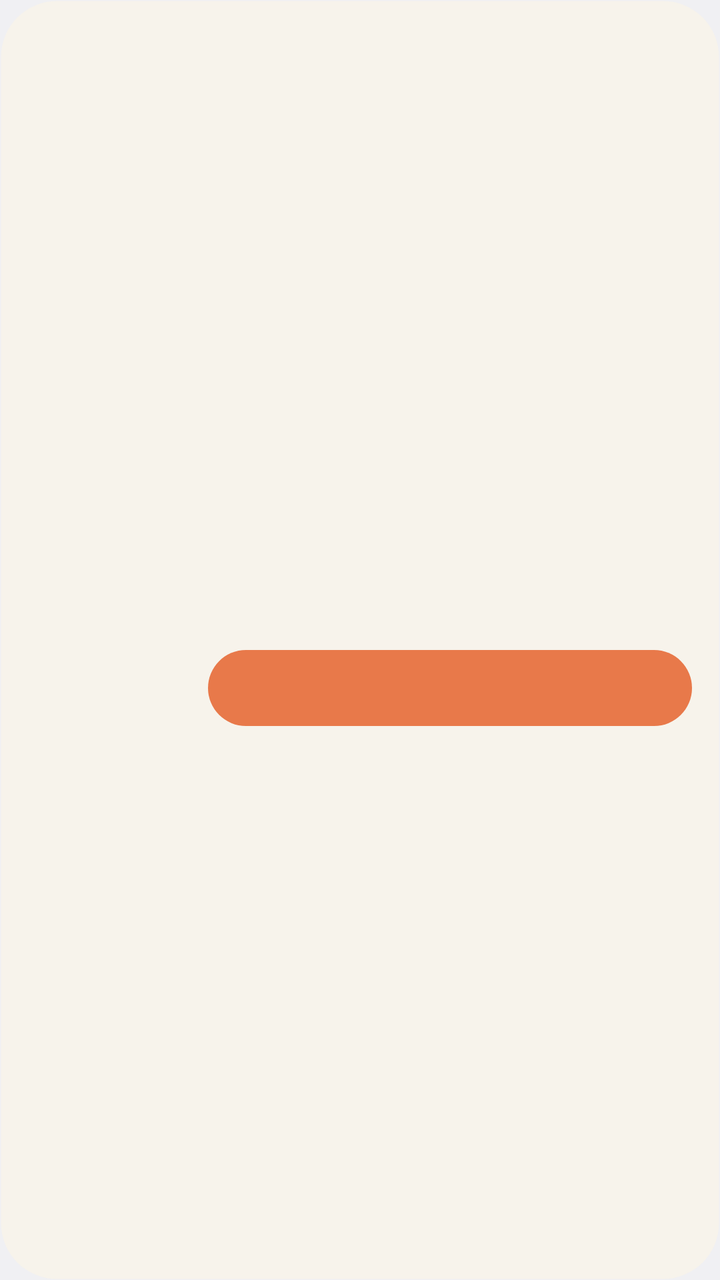
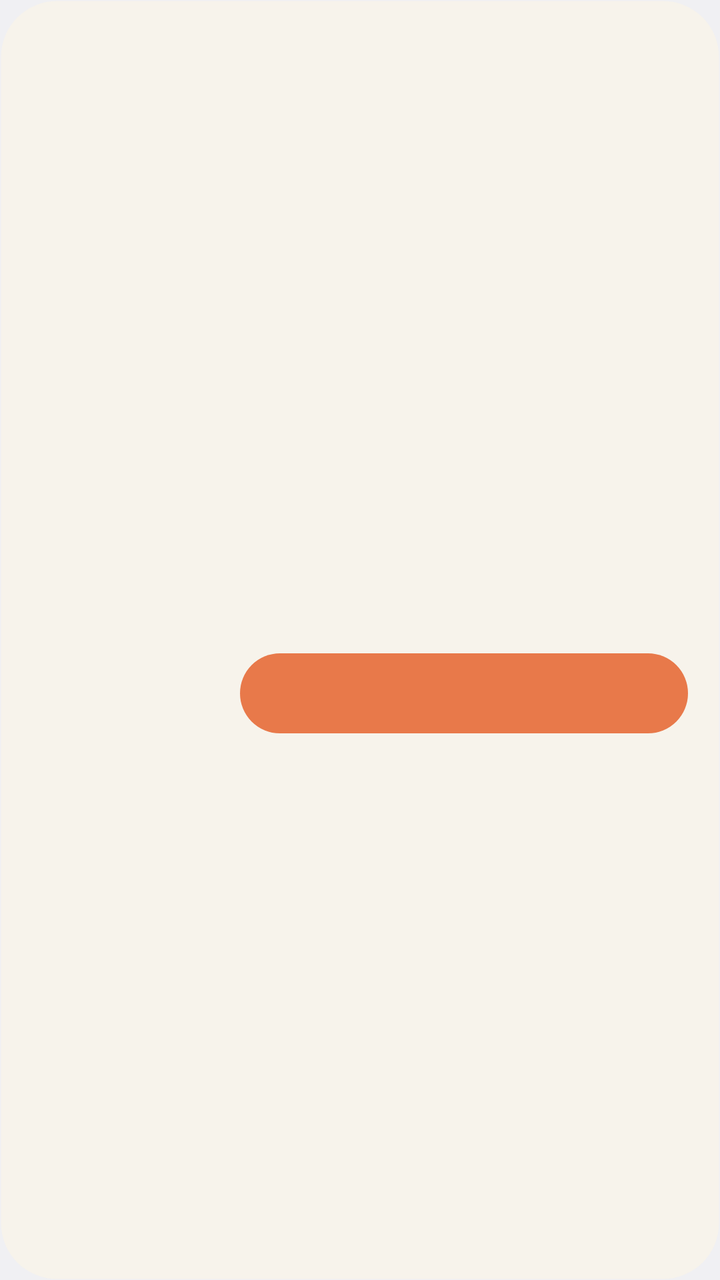

Compare the two renders of this Android layout. The source of the first and the diff that turns it into the second are given below.
<!-- AndroidManifest.xml: application theme Theme.Ideashell -->
<!-- res/layout/widget_focus.xml -->
<?xml version="1.0" encoding="utf-8"?>
<LinearLayout xmlns:android="http://schemas.android.com/apk/res/android"
    android:id="@+id/widget_root"
    android:layout_width="match_parent"
    android:layout_height="match_parent"
    android:background="@drawable/widget_bg"
    android:gravity="center_vertical"
    android:orientation="horizontal"
    android:padding="14dp">

    <FrameLayout
        android:id="@+id/f_ring_box"
        android:layout_width="76dp"
        android:layout_height="76dp"
        android:layout_marginEnd="14dp">

        <ImageView
            android:id="@+id/f_ring"
            android:layout_width="76dp"
            android:layout_height="76dp"
            android:contentDescription="@null"
            android:importantForAccessibility="no" />

        <TextView
            android:id="@+id/f_ring_text"
            android:layout_width="match_parent"
            android:layout_height="match_parent"
            android:gravity="center"
            android:includeFontPadding="false"
            android:maxLines="1"
            android:textColor="@color/widget_text"
            android:textSize="20sp"
            android:textStyle="bold" />

        <Chronometer
            android:id="@+id/f_ring_timer"
            android:layout_width="match_parent"
            android:layout_height="match_parent"
            android:gravity="center"
            android:includeFontPadding="false"
            android:maxLines="1"
            android:textColor="@color/widget_text"
            android:textSize="17sp"
            android:textStyle="bold"
            android:visibility="gone" />
    </FrameLayout>

    <LinearLayout
        android:layout_width="0dp"
        android:layout_height="wrap_content"
        android:layout_weight="1"
        android:orientation="vertical">

        <TextView
            android:id="@+id/f_title"
            android:layout_width="match_parent"
            android:layout_height="wrap_content"
            android:ellipsize="end"
            android:maxLines="1"
            android:textColor="@color/widget_text"
            android:textSize="16sp"
            android:textStyle="bold" />

        <TextView
            android:id="@+id/f_sub"
            android:layout_width="match_parent"
            android:layout_height="wrap_content"
            android:ellipsize="end"
            android:maxLines="1"
            android:textColor="@color/widget_text_secondary"
            android:textSize="12sp" />

        <LinearLayout
            android:layout_width="match_parent"
            android:layout_height="wrap_content"
            android:layout_marginTop="10dp"
            android:orientation="horizontal">

            <TextView
                android:id="@+id/f_btn_main"
                android:layout_width="0dp"
                android:layout_height="38dp"
                android:layout_weight="1"
                android:background="@drawable/widget_pill_orange"
                android:gravity="center"
                android:maxLines="1"
                android:textColor="@color/widget_accent"
                android:textSize="14sp"
                android:textStyle="bold" />

            <TextView
                android:id="@+id/f_btn_sub"
                android:layout_width="0dp"
                android:layout_height="38dp"
                android:layout_marginStart="8dp"
                android:layout_weight="1"
                android:background="@drawable/widget_pill_soft"
                android:gravity="center"
                android:maxLines="1"
                android:textColor="@color/widget_text"
                android:textSize="14sp"
                android:textStyle="bold"
                android:visibility="gone" />
        </LinearLayout>
    </LinearLayout>
</LinearLayout>
<!-- resources referenced by this layout -->
<resources>
  <color name="widget_accent">#2A2118</color>
  <color name="widget_text">#2A2118</color>
  <color name="widget_text_secondary">#6E5C4E</color>
  <!-- drawable widget_bg (drawable) -->
  <?xml version="1.0" encoding="utf-8"?>
  <shape xmlns:android="http://schemas.android.com/apk/res/android"
      android:shape="rectangle">
      <gradient
          android:angle="270"
          android:endColor="@color/widget_bg_bottom"
          android:startColor="@color/widget_bg_top" />
      <corners android:radius="28dp" />
      <stroke
          android:width="1dp"
          android:color="@color/widget_stroke" />
  </shape>
  <!-- drawable widget_pill_orange (drawable) -->
  <?xml version="1.0" encoding="utf-8"?>
  <shape xmlns:android="http://schemas.android.com/apk/res/android"
      android:shape="rectangle">
      <solid android:color="@color/widget_chip" />
      <corners android:radius="20dp" />
  </shape>
  <!-- drawable widget_pill_soft (drawable) -->
  <?xml version="1.0" encoding="utf-8"?>
  <shape xmlns:android="http://schemas.android.com/apk/res/android"
      android:shape="rectangle">
      <solid android:color="@color/widget_soft" />
      <corners android:radius="20dp" />
  </shape>
  <style name="Theme.Ideashell" parent="android:Theme.DeviceDefault.DayNight">
          <item name="android:windowActionBar">false</item>
          <item name="android:windowNoTitle">true</item>
      </style>
  <color name="widget_bg_bottom">#F2F7F2EA</color>
  <color name="widget_bg_top">#F2F7F2EA</color>
  <color name="widget_stroke">#00FFFFFF</color>
  <color name="widget_chip">#E8794A</color>
  <color name="widget_soft">#1F2A2118</color>
</resources>

<!-- the commit's change to res/layout/widget_focus.xml (unified diff, before → after) -->
@@ -6,18 +6,18 @@
     android:background="@drawable/widget_bg"
     android:gravity="center_vertical"
     android:orientation="horizontal"
-    android:padding="14dp">
+    android:padding="16dp">
 
     <FrameLayout
         android:id="@+id/f_ring_box"
-        android:layout_width="76dp"
-        android:layout_height="76dp"
-        android:layout_marginEnd="14dp">
+        android:layout_width="88dp"
+        android:layout_height="88dp"
+        android:layout_marginEnd="16dp">
 
         <ImageView
             android:id="@+id/f_ring"
-            android:layout_width="76dp"
-            android:layout_height="76dp"
+            android:layout_width="88dp"
+            android:layout_height="88dp"
             android:contentDescription="@null"
             android:importantForAccessibility="no" />
 
@@ -29,7 +29,7 @@
             android:includeFontPadding="false"
             android:maxLines="1"
             android:textColor="@color/widget_text"
-            android:textSize="20sp"
+            android:textSize="22sp"
             android:textStyle="bold" />
 
         <Chronometer
@@ -40,7 +40,7 @@
             android:includeFontPadding="false"
             android:maxLines="1"
             android:textColor="@color/widget_text"
-            android:textSize="17sp"
+            android:textSize="18sp"
             android:textStyle="bold"
             android:visibility="gone" />
     </FrameLayout>
@@ -58,7 +58,7 @@
             android:ellipsize="end"
             android:maxLines="1"
             android:textColor="@color/widget_text"
-            android:textSize="16sp"
+            android:textSize="18sp"
             android:textStyle="bold" />
 
         <TextView
@@ -68,19 +68,19 @@
             android:ellipsize="end"
             android:maxLines="1"
             android:textColor="@color/widget_text_secondary"
-            android:textSize="12sp" />
+            android:textSize="12.5sp" />
 
         <LinearLayout
             android:layout_width="match_parent"
             android:layout_height="wrap_content"
-            android:layout_marginTop="10dp"
+            android:layout_marginTop="12dp"
             android:orientation="horizontal">
 
             <TextView
                 android:id="@+id/f_btn_main"
                 android:layout_width="0dp"
-                android:layout_height="38dp"
-                android:layout_weight="1"
+                android:layout_height="40dp"
+                android:layout_weight="1.4"
                 android:background="@drawable/widget_pill_orange"
                 android:gravity="center"
                 android:maxLines="1"
@@ -91,7 +91,7 @@
             <TextView
                 android:id="@+id/f_btn_sub"
                 android:layout_width="0dp"
-                android:layout_height="38dp"
+                android:layout_height="40dp"
                 android:layout_marginStart="8dp"
                 android:layout_weight="1"
                 android:background="@drawable/widget_pill_soft"
